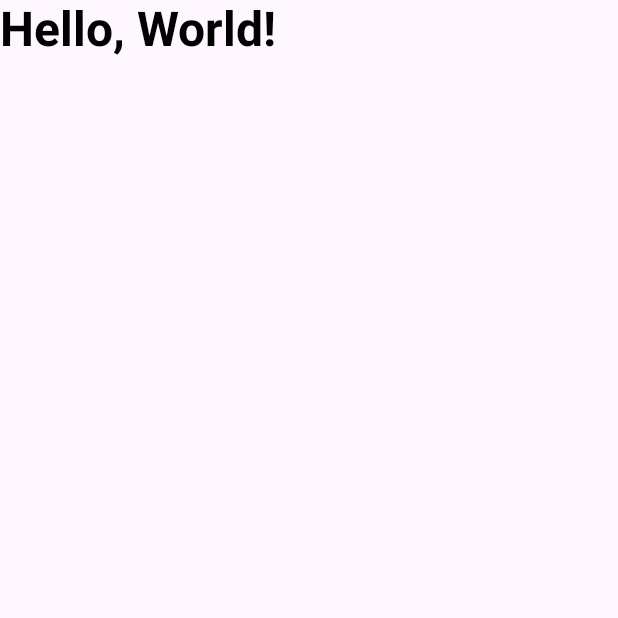
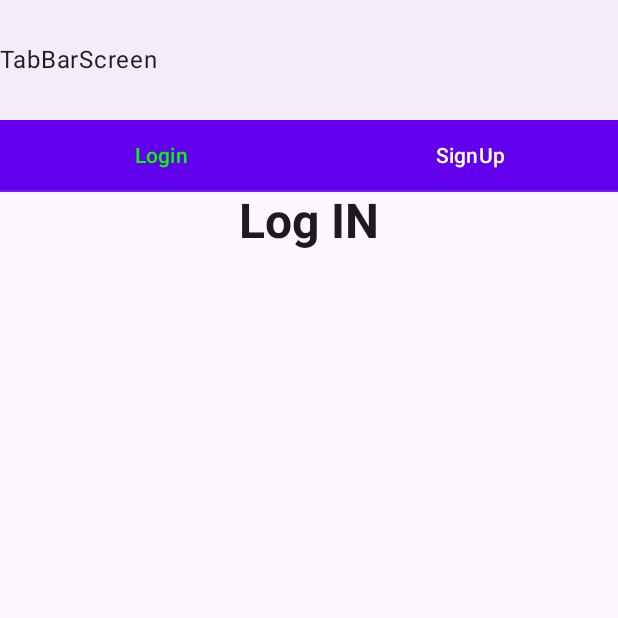
Before and after one commit to SSHREYAS28/ComposeSampleApp, an Android app built with Jetpack Compose: the screen it shows after launch (MainActivity), after a tap on "launch component", on a phone screen of 412 x 824 dp, the top half of it. Run offline under Robolectric (Android 15) with nearby library versions, the phone set to English and light mode, and no system bars; our stand-ins replace accompanist.

Commit message:
Using Official Tab Bar

```diff
--- a/mylibrary/build.gradle.kts
+++ b/mylibrary/build.gradle.kts
@@ -54,6 +54,8 @@ dependencies {
     implementation(libs.androidx.foundation.layout.android)
     implementation(libs.androidx.compose.material)
     implementation(libs.androidx.compose.material.window)
+    implementation("com.google.accompanist:accompanist-pager:0.23.0")
+    implementation ("com.google.accompanist:accompanist-pager-indicators:0.23.0")
     testImplementation(libs.junit)
     androidTestImplementation(libs.androidx.junit)
     androidTestImplementation(libs.androidx.espresso.core)
--- /dev/null
+++ b/mylibrary/src/main/java/com/example/mylibrary/LoginScreen.kt
@@ -0,0 +1,19 @@
+package com.example.mylibrary
+
+import androidx.compose.foundation.layout.Column
+import androidx.compose.material3.MaterialTheme
+import androidx.compose.material3.Text
+import androidx.compose.runtime.Composable
+import androidx.compose.ui.text.font.FontWeight
+
+
+@Composable
+fun LoginScreen() {
+    Column() {
+        Text(
+            text = "Log IN",
+            style = MaterialTheme.typography.headlineLarge,
+            fontWeight = FontWeight.Bold
+        )
+    }
+}
--- /dev/null
+++ b/mylibrary/src/main/java/com/example/mylibrary/SignUpScreen.kt
@@ -0,0 +1,18 @@
+package com.example.mylibrary
+
+import androidx.compose.foundation.layout.Column
+import androidx.compose.material3.MaterialTheme
+import androidx.compose.material3.Text
+import androidx.compose.runtime.Composable
+import androidx.compose.ui.text.font.FontWeight
+
+@Composable
+fun SignUpScreen() {
+    Column() {
+        Text(
+            text = "Sign Up",
+            style = MaterialTheme.typography.headlineLarge,
+            fontWeight = FontWeight.Bold
+        )
+    }
+}
--- a/mylibrary/src/main/java/com/example/mylibrary/TabBarScreen.kt
+++ b/mylibrary/src/main/java/com/example/mylibrary/TabBarScreen.kt
@@ -1,20 +1,101 @@
 package com.example.mylibrary
 
 import androidx.compose.foundation.layout.Column
+import androidx.compose.foundation.layout.fillMaxSize
+import androidx.compose.foundation.layout.padding
+import androidx.compose.material.TabRow
+import androidx.compose.material3.LeadingIconTab
 import androidx.compose.material3.MaterialTheme
+import androidx.compose.material3.NavigationBar
+import androidx.compose.material3.Scaffold
 import androidx.compose.material3.Text
 import androidx.compose.runtime.Composable
-import androidx.compose.ui.text.font.FontWeight
+import androidx.compose.runtime.rememberCoroutineScope
+import androidx.compose.ui.ExperimentalComposeUiApi
+import androidx.compose.ui.Modifier
+import androidx.compose.ui.graphics.Color
+import androidx.compose.ui.semantics.semantics
+import androidx.compose.ui.semantics.testTagsAsResourceId
+import com.google.accompanist.pager.ExperimentalPagerApi
+import com.google.accompanist.pager.HorizontalPager
+import com.google.accompanist.pager.pagerTabIndicatorOffset
+import com.google.accompanist.pager.rememberPagerState
+import kotlinx.coroutines.launch
 
 
+@OptIn(ExperimentalComposeUiApi::class, ExperimentalPagerApi::class)
 @Composable
 fun TabBarScreen() {
-    Column() {
-        Text(
-            text = "Hello, World!",
-            style = MaterialTheme.typography.headlineLarge,
-            fontWeight = FontWeight.Bold
-        )
+    Scaffold(
+        modifier = Modifier
+            .fillMaxSize()
+            .semantics { testTagsAsResourceId = true },
+        topBar = {
+            NavigationBar {
+                Text(
+                    text = "TabBarScreen",
+                    style = MaterialTheme.typography.bodyLarge
+                )
+            }
+        },
+    ) { innerPadding ->
+
+        val loginTabBar = TabScreens(title = "Login") { LoginScreen() }
+        val signUpTabBar = TabScreens(title = "SignUp") { SignUpScreen() }
+
+        val list = listOf(loginTabBar, signUpTabBar)
+        val pagerState = rememberPagerState(initialPage = 0)
+
+
+        Column(
+            modifier = Modifier
+                .fillMaxSize()
+                .padding(innerPadding)
+        ) {
+            Tabs(tabs = list, pagerState = pagerState)
+            TabContent(tabs = list, pagerState = pagerState)
+        }
+
+
     }
+}
 
+@OptIn(ExperimentalPagerApi::class)
+@Composable
+fun Tabs(tabs: List<TabScreens>, pagerState: com.google.accompanist.pager.PagerState) {
+    val scope = rememberCoroutineScope()
+    TabRow(selectedTabIndex = pagerState.currentPage,
+        indicator = { tabPositions ->
+            Modifier.pagerTabIndicatorOffset(pagerState = pagerState, tabPositions = tabPositions)
+        }) {
+        tabs.forEachIndexed { index, tabItem ->
+            LeadingIconTab(
+                selected = pagerState.currentPage == index,
+
+                onClick = {
+                    scope.launch {
+                        pagerState.animateScrollToPage(index)
+                    }
+                },
+                text = {Text(tabItem.title) },
+                icon = {null},
+                selectedContentColor = Color.Green,
+                unselectedContentColor = Color.White,
+                enabled = true
+            )
+        }
+    }
 }
+@OptIn(ExperimentalPagerApi::class)
+@Composable
+fun TabContent(tabs:List<TabScreens>, pagerState: com.google.accompanist.pager.PagerState) {
+    HorizontalPager(count = tabs.size,state=pagerState) { page ->
+        tabs[page].screens()
+
+    }
+}
+
+class TabScreens(
+    val title: String,
+    val screens: @Composable () -> Unit
+)
```
